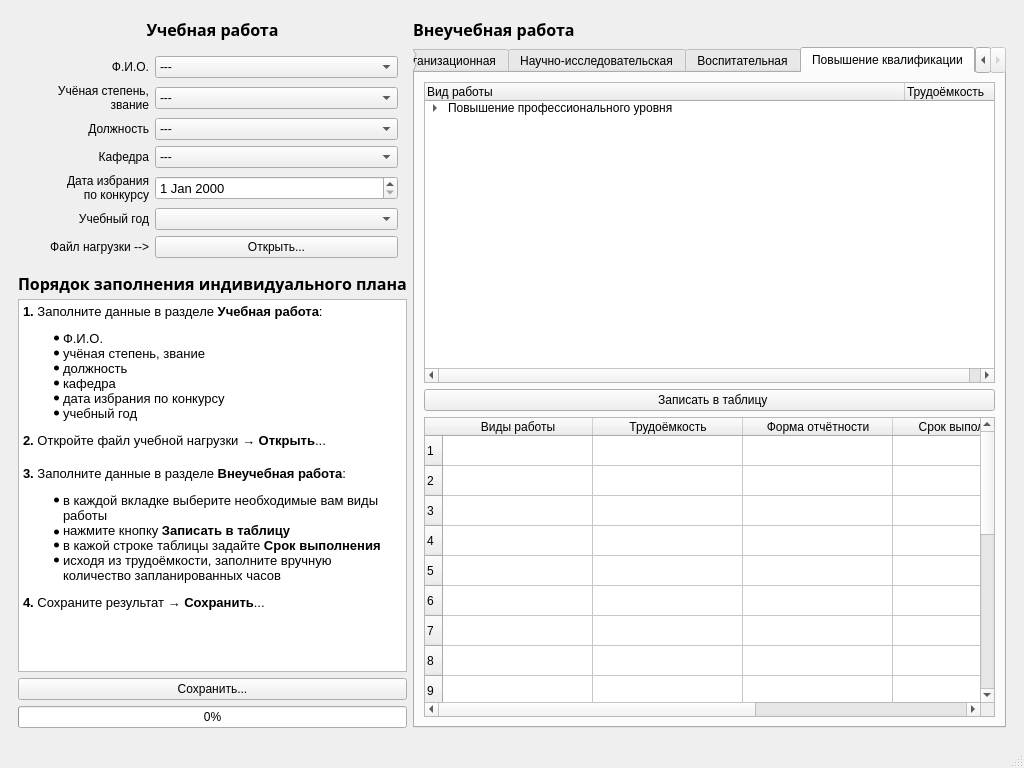
Above: iplan-design.ui from motor1n/iplan before the change. Below: the same form after it.
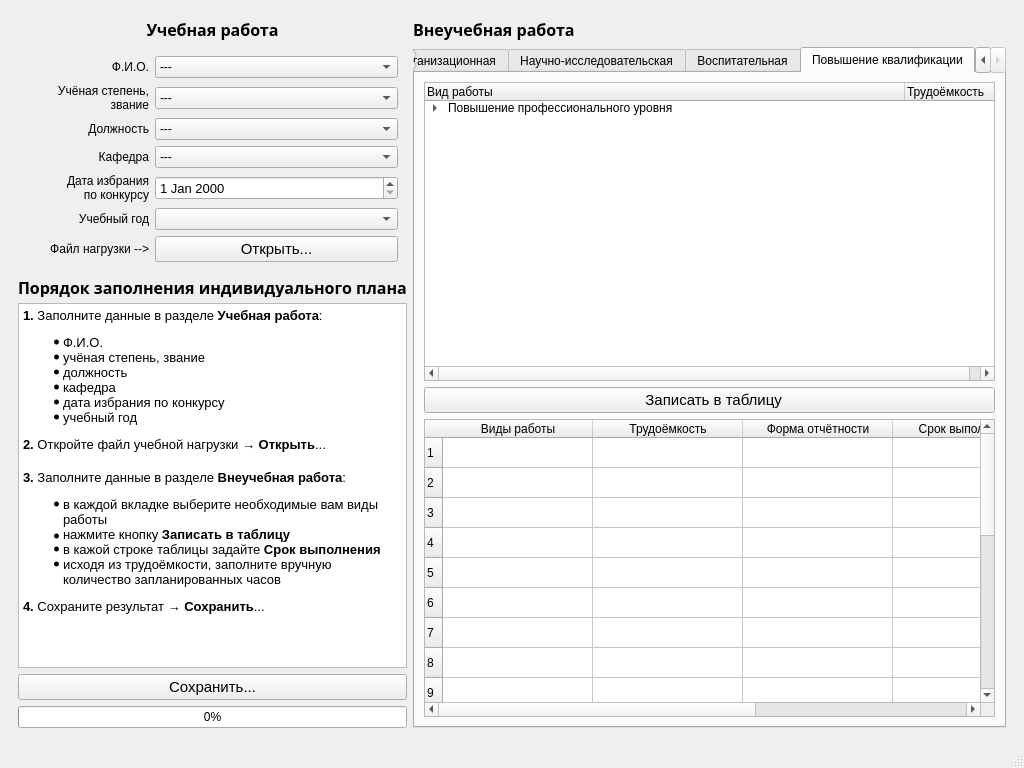
That is the form after the change. The open tabs and pages were chosen to show the change. Icons and pictures are not drawn.

Commit message: Иконки на кнопках; проверка первых цифр в поле Трудоёмкость

Diff of the .ui file:
```diff
--- a/iplan-design.ui
+++ b/iplan-design.ui
@@ -2249,6 +2249,11 @@
            </item>
            <item row="1" column="0">
             <widget class="QPushButton" name="pb05">
+             <property name="font">
+              <font>
+               <pointsize>11</pointsize>
+              </font>
+             </property>
              <property name="text">
               <string>  Записать в таблицу</string>
              </property>
@@ -2474,15 +2479,30 @@
          <property name="maximumSize">
           <size>
            <width>402</width>
-           <height>34</height>
+           <height>48</height>
           </size>
          </property>
+         <property name="font">
+          <font>
+           <pointsize>11</pointsize>
+          </font>
+         </property>
          <property name="layoutDirection">
           <enum>Qt::LeftToRight</enum>
          </property>
          <property name="text">
           <string>Сохранить...</string>
          </property>
+         <property name="icon">
+          <iconset>
+           <normaloff>pic/word-icon.png</normaloff>pic/word-icon.png</iconset>
+         </property>
+         <property name="iconSize">
+          <size>
+           <width>32</width>
+           <height>32</height>
+          </size>
+         </property>
         </widget>
        </item>
        <item row="1" column="0">
@@ -2765,9 +2785,30 @@
           </item>
           <item row="6" column="1">
            <widget class="QPushButton" name="pb_lrn">
+            <property name="maximumSize">
+             <size>
+              <width>270</width>
+              <height>48</height>
+             </size>
+            </property>
+            <property name="font">
+             <font>
+              <pointsize>11</pointsize>
+             </font>
+            </property>
             <property name="text">
              <string>Открыть...</string>
             </property>
+            <property name="icon">
+             <iconset>
+              <normaloff>pic/excel-icon.png</normaloff>pic/excel-icon.png</iconset>
+            </property>
+            <property name="iconSize">
+             <size>
+              <width>32</width>
+              <height>32</height>
+             </size>
+            </property>
            </widget>
           </item>
           <item row="5" column="1">
```
Left out of the diff: 17 changed lines with no effect on the pictures. The commit also changes 2 other files.
